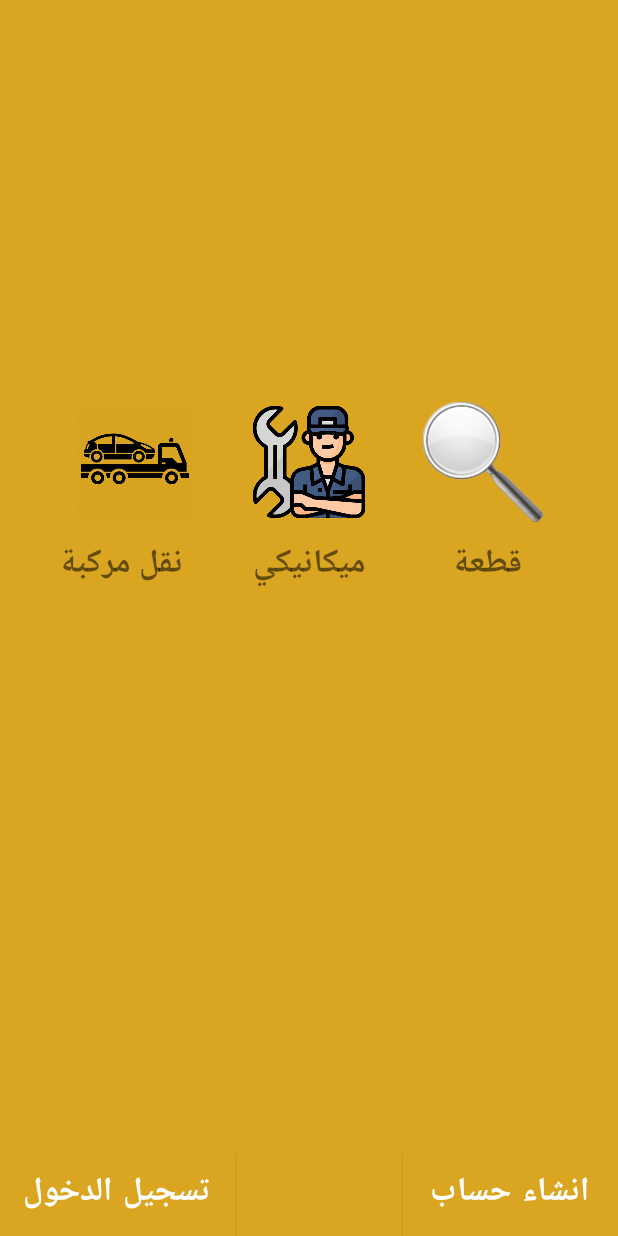
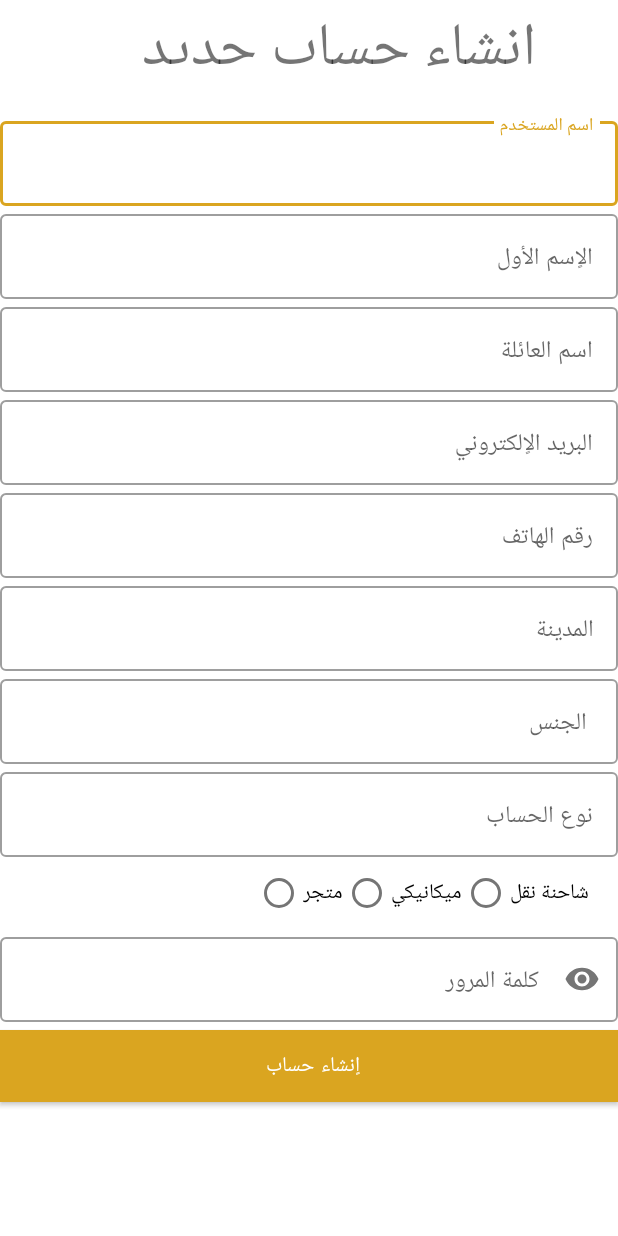
Before and after one commit to SheerenAyesh/Graguate_Project, an Android app: the screen it shows after launch (MainActivity before the commit, signup after it), after a tap on "انشاء حساب", on a phone screen of 412 x 824 dp. Run offline under Robolectric (Android 15) with nearby library versions, the phone set to English and light mode, and no system bars.

Commit message:
singup_desgin

```diff
--- a/app/src/main/AndroidManifest.xml
+++ b/app/src/main/AndroidManifest.xml
@@ -12,6 +12,9 @@
         android:usesCleartextTraffic="true">
         <activity
             android:name=".login"
+            android:exported="true" />
+        <activity
+            android:name=".signup"
             android:exported="true" />
         <activity
             android:name=".updateProfile"
--- a/app/src/main/java/com/example/graduation_project/MainActivity.java
+++ b/app/src/main/java/com/example/graduation_project/MainActivity.java
@@ -43,6 +43,8 @@ public class MainActivity extends AppCompatActivity
     }
 
     public void register(View view) {
+        Intent intent = new Intent(this ,signup.class);
+        startActivity(intent);
     }
 
 
--- /dev/null
+++ b/app/src/main/java/com/example/graduation_project/signup.java
@@ -0,0 +1,18 @@
+package com.example.graduation_project;
+
+import androidx.appcompat.app.AppCompatActivity;
+
+import android.os.Bundle;
+import android.view.View;
+
+public class signup extends AppCompatActivity {
+
+    @Override
+    protected void onCreate(Bundle savedInstanceState) {
+        super.onCreate(savedInstanceState);
+        setContentView(R.layout.activity_signup);
+    }
+
+    public void onRadioButtonClicked(View view) {
+    }
+}
--- /dev/null
+++ b/app/src/main/res/layout/activity_signup.xml
@@ -0,0 +1,187 @@
+<?xml version="1.0" encoding="utf-8"?>
+<androidx.constraintlayout.widget.ConstraintLayout
+    xmlns:android="http://schemas.android.com/apk/res/android"
+    xmlns:app="http://schemas.android.com/apk/res-auto"
+    xmlns:tools="http://schemas.android.com/tools"
+    android:layout_width="match_parent"
+    android:layout_height="match_parent"
+    tools:context=".signup"
+    android:orientation="vertical"
+   >
+
+    <TextView
+        android:layout_width="357dp"
+        android:layout_height="44dp"
+        android:fontFamily="sans-serif-condensed-light"
+        android:text="@string/signup_word"
+        android:textSize="40sp"
+        tools:ignore="MissingConstraints"
+        tools:layout_editor_absoluteX="2dp"
+        tools:layout_editor_absoluteY="27dp" />
+
+    <ScrollView
+        android:layout_width="match_parent"
+        android:layout_height="match_parent"
+        tools:layout_editor_absoluteX="20dp"
+        tools:layout_editor_absoluteY="16dp">
+
+        <LinearLayout
+            android:layout_width="match_parent"
+            android:layout_height="wrap_content"
+            android:layout_marginTop="75dp"
+            android:orientation="vertical"
+            tools:ignore="MissingConstraints">
+
+            <com.google.android.material.textfield.TextInputLayout
+                android:id="@+id/username"
+                style="@style/Widget.MaterialComponents.TextInputLayout.OutlinedBox"
+                android:layout_width="match_parent"
+                android:layout_height="wrap_content"
+                android:hint="اسم المستخدم">
+
+                <com.google.android.material.textfield.TextInputEditText
+                    android:layout_width="match_parent"
+                    android:layout_height="wrap_content" />
+            </com.google.android.material.textfield.TextInputLayout>
+
+            <com.google.android.material.textfield.TextInputLayout
+                android:id="@+id/firstname"
+                style="@style/Widget.MaterialComponents.TextInputLayout.OutlinedBox"
+                android:layout_width="match_parent"
+                android:layout_height="wrap_content"
+                android:hint="الاٍسم الأول">
+
+                <com.google.android.material.textfield.TextInputEditText
+                    android:layout_width="match_parent"
+                    android:layout_height="wrap_content" />
+            </com.google.android.material.textfield.TextInputLayout>
+
+            <com.google.android.material.textfield.TextInputLayout
+                android:id="@+id/secondname"
+                style="@style/Widget.MaterialComponents.TextInputLayout.OutlinedBox"
+                android:layout_width="match_parent"
+                android:layout_height="wrap_content"
+                android:hint="اسم العائلة">
+
+                <com.google.android.material.textfield.TextInputEditText
+                    android:layout_width="match_parent"
+                    android:layout_height="wrap_content" />
+            </com.google.android.material.textfield.TextInputLayout>
+
+            <com.google.android.material.textfield.TextInputLayout
+                android:id="@+id/email"
+                style="@style/Widget.MaterialComponents.TextInputLayout.OutlinedBox"
+                android:layout_width="match_parent"
+                android:layout_height="wrap_content"
+                android:hint="البريد الاٍلكتروني">
+
+                <com.google.android.material.textfield.TextInputEditText
+                    android:layout_width="match_parent"
+                    android:layout_height="wrap_content" />
+            </com.google.android.material.textfield.TextInputLayout>
+
+            <com.google.android.material.textfield.TextInputLayout
+                android:id="@+id/phonenumber"
+                style="@style/Widget.MaterialComponents.TextInputLayout.OutlinedBox"
+                android:layout_width="match_parent"
+                android:layout_height="wrap_content"
+                android:hint="رقم الهاتف">
+
+                <com.google.android.material.textfield.TextInputEditText
+                    android:layout_width="match_parent"
+                    android:layout_height="wrap_content" />
+            </com.google.android.material.textfield.TextInputLayout>
+
+            <com.google.android.material.textfield.TextInputLayout
+                android:id="@+id/city"
+                style="@style/Widget.MaterialComponents.TextInputLayout.OutlinedBox"
+                android:layout_width="match_parent"
+                android:layout_height="wrap_content"
+                android:hint="المدينة">
+
+                <com.google.android.material.textfield.TextInputEditText
+                    android:layout_width="match_parent"
+                    android:layout_height="wrap_content" />
+            </com.google.android.material.textfield.TextInputLayout>
+
+            <com.google.android.material.textfield.TextInputLayout
+                android:id="@+id/gender"
+                style="@style/Widget.MaterialComponents.TextInputLayout.OutlinedBox"
+                android:layout_width="match_parent"
+                android:layout_height="wrap_content"
+                android:hint=" الجنس">
+
+                <com.google.android.material.textfield.TextInputEditText
+                    android:layout_width="match_parent"
+                    android:layout_height="wrap_content" />
+            </com.google.android.material.textfield.TextInputLayout>
+            <LinearLayout
+                android:layout_width="match_parent"
+                android:layout_height="wrap_content"
+                android:orientation="horizontal">
+                <com.google.android.material.textfield.TextInputLayout
+                    android:id="@+id/type"
+                    style="@style/Widget.MaterialComponents.TextInputLayout.OutlinedBox"
+                    android:layout_width="match_parent"
+                    android:layout_height="wrap_content"
+                    android:hint="نوع الحساب ">
+
+
+                    <com.google.android.material.textfield.TextInputEditText
+                        android:layout_width="match_parent"
+                        android:layout_height="wrap_content" />
+                    <RadioGroup xmlns:android="http://schemas.android.com/apk/res/android"
+                        android:layout_marginLeft="170dp"
+                        android:layout_width="match_parent"
+                        android:layout_height="wrap_content"
+                        android:orientation="horizontal">
+                        <RadioButton android:id="@+id/store"
+                            android:layout_width="wrap_content"
+                            android:layout_height="wrap_content"
+                            android:text="متجر"
+                            android:onClick="onRadioButtonClicked"/>
+                        <RadioButton android:id="@+id/michaneci"
+                            android:layout_width="wrap_content"
+                            android:layout_height="wrap_content"
+                            android:text="ميكانيكي"
+                            android:onClick="onRadioButtonClicked"/>
+                        <RadioButton android:id="@+id/truck"
+                            android:layout_width="wrap_content"
+                            android:layout_height="wrap_content"
+                            android:text="شاحنة نقل"
+                            android:onClick="onRadioButtonClicked"/>
+                    </RadioGroup>
+                </com.google.android.material.textfield.TextInputLayout>
+
+
+            </LinearLayout>
+
+            <com.google.android.material.textfield.TextInputLayout
+                android:id="@+id/password"
+                style="@style/Widget.MaterialComponents.TextInputLayout.OutlinedBox"
+                android:layout_width="match_parent"
+                android:layout_height="wrap_content"
+                android:hint="كلمة المرور"
+                app:passwordToggleEnabled="true">
+
+                <com.google.android.material.textfield.TextInputEditText
+                    android:layout_width="match_parent"
+                    android:layout_height="wrap_content"
+                    android:inputType="textPassword" />
+            </com.google.android.material.textfield.TextInputLayout>
+
+
+            <Button
+                android:layout_width="match_parent"
+                android:layout_height="wrap_content"
+                android:layout_marginTop="5dp"
+                android:layout_marginBottom="5dp"
+                android:background="#000"
+                android:text="اٍنشاء حساب "
+                android:textColor="#fff" />
+
+
+        </LinearLayout>
+    </ScrollView>
+
+</androidx.constraintlayout.widget.ConstraintLayout>
--- a/app/src/main/res/values/strings.xml
+++ b/app/src/main/res/values/strings.xml
@@ -7,4 +7,5 @@
     <string name="truck">نقل مركبة</string>
     <string name="register">انشاء حساب</string>
     <string name="login_welcome">صفحة تسجيل الدخول</string>
+    <string name="signup_word">اٍنشاء حساب جديد</string>
 </resources>
```
